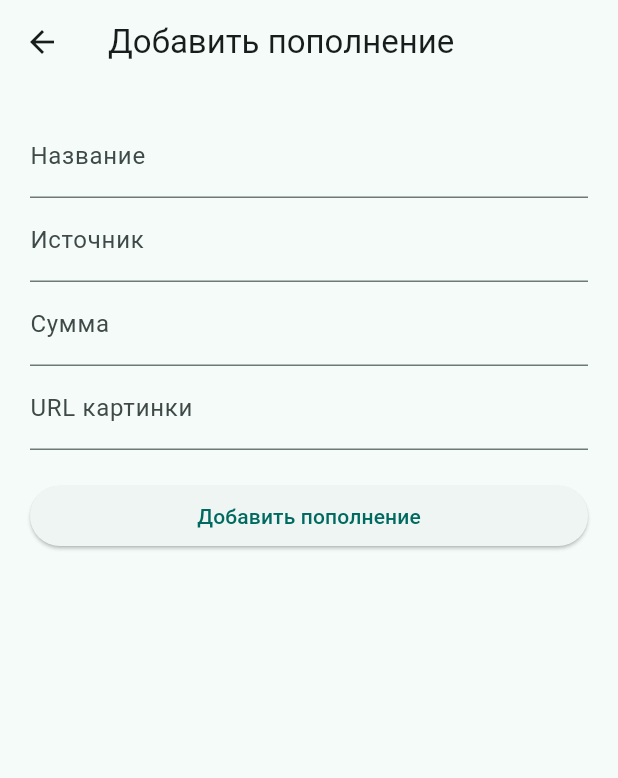
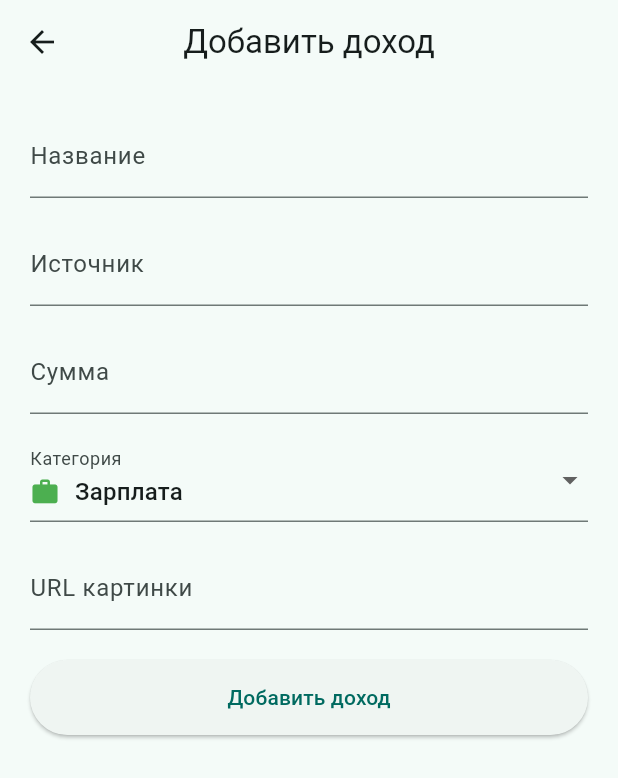
Before and after one commit to Crystaaaaal/flutter_pr10, a Flutter app: the IncomeListScreen screen opened by its route, after a tap on the "delete outline" icon, after a tap on the "add" icon, on a phone screen of 412 x 824 dp. Shown: the top 778 px of the screen. Run offline on Flutter 3.47's test engine with Material 3 defaults, Android fonts, the phone set to English and light mode, and no system bars; our stand-ins replace flutter_mobx, get_it, go_router, mobx; generated files the repository leaves out were written again.

```diff
--- a/lib/app_router.dart
+++ b/lib/app_router.dart
@@ -1,4 +1,8 @@
 import 'package:go_router/go_router.dart';
+import 'package:pr7_2/screens/categories/categories_screen.dart';
+import 'package:pr7_2/screens/categories/category_edit_screen.dart';
+import 'package:pr7_2/store/category_store.dart';
+import 'models/category.dart';
 import 'screens/info/info_screen.dart';
 import 'screens/transactions/income_list_screen.dart';
 import 'screens/transactions/expense_list_screen.dart';
@@ -51,5 +55,20 @@ final appRouter = GoRouter(
       path: '/profile',
       builder: (context, state) => ProfileScreen(userStore: getIt()),
     ),
+    GoRoute(
+      path: '/categories',
+      builder: (context, state) => CategoriesScreen(categoryStore: getIt<CategoryStore>()),
+    ),
+    GoRoute(
+      path: '/categories/add',
+      builder: (context, state) => CategoryEditScreen(categoryStore: getIt<CategoryStore>()),
+    ),
+    GoRoute(
+      path: '/categories/edit',
+      builder: (context, state) => CategoryEditScreen(
+        categoryStore: getIt<CategoryStore>(),
+        category: state.extra as Category,
+      ),
+    ),
   ],
 );
--- a/lib/screens/transactions/income_list_screen.dart
+++ b/lib/screens/transactions/income_list_screen.dart
@@ -2,6 +2,7 @@ import 'package:flutter/material.dart';
 import 'package:flutter_mobx/flutter_mobx.dart';
 import 'package:go_router/go_router.dart';
 import '../../store/income_store.dart';
+import '../../store/category_store.dart';
 import '../../di/service_locator.dart';
 
 class IncomeListScreen extends StatelessWidget {
@@ -11,9 +12,12 @@ class IncomeListScreen extends StatelessWidget {
 
   @override
   Widget build(BuildContext context) {
+    final categoryStore = getIt<CategoryStore>();
+
     return Scaffold(
       appBar: AppBar(
-        title: const Text('Пополнения'),
+        title: const Text('Доходы'),
+        centerTitle: true,
         leading: IconButton(
           icon: const Icon(Icons.arrow_back),
           onPressed: () => context.pop(),
@@ -21,37 +25,53 @@ class IncomeListScreen extends StatelessWidget {
         actions: [
           IconButton(
             icon: const Icon(Icons.add),
-            tooltip: 'Добавить пополнение',
+            tooltip: 'Добавить доход',
             onPressed: () => context.push('/add-income'),
-          ),
-          IconButton(
-            icon: const Icon(Icons.swap_horiz),
-            tooltip: 'Перейти к расходам',
-            onPressed: () => context.push('/expenses'),
           ),
         ],
       ),
       body: Observer(
         builder: (_) {
           if (store.incomes.isEmpty) {
-            return const Center(child: Text('Пока нет пополнений'));
+            return const Center(child: Text('Пока нет доходов'));
           }
           return ListView.builder(
             itemCount: store.incomes.length,
             itemBuilder: (context, i) {
               final tx = store.incomes[i];
+              final category = categoryStore.getCategoryById(tx.categoryId);
+
               return Card(
                 margin: const EdgeInsets.symmetric(horizontal: 12, vertical: 6),
                 child: ListTile(
-                  leading: CircleAvatar(backgroundImage: NetworkImage(tx.imageUrl)),
+                  leading: CircleAvatar(
+                    backgroundColor: category?.color.withOpacity(0.1) ?? Colors.grey[200],
+                    child: Icon(
+                      category?.icon ?? Icons.attach_money,
+                      color: category?.color ?? Colors.green,
+                    ),
+                  ),
                   title: Text(tx.title),
-                  subtitle: Text(tx.source),
+                  subtitle: Column(
+                    crossAxisAlignment: CrossAxisAlignment.start,
+                    children: [
+                      Text(tx.source),
+                      if (category != null)
+                        Text(
+                          category.name,
+                          style: const TextStyle(fontSize: 12, color: Colors.grey),
+                        ),
+                    ],
+                  ),
                   trailing: Row(
                     mainAxisSize: MainAxisSize.min,
                     children: [
                       Text(
                         '+${tx.amount.toStringAsFixed(2)} ₽',
-                        style: const TextStyle(color: Colors.green),
+                        style: const TextStyle(
+                          color: Colors.green,
+                          fontWeight: FontWeight.bold,
+                        ),
                       ),
                       IconButton(
                         icon: const Icon(Icons.delete_outline, color: Colors.red),
--- a/lib/screens/transactions/transaction_form_screen.dart
+++ b/lib/screens/transactions/transaction_form_screen.dart
@@ -1,8 +1,10 @@
 import 'package:flutter/material.dart';
+import 'package:flutter_mobx/flutter_mobx.dart';
 import 'package:go_router/go_router.dart';
 import '../../store/transaction_form_store.dart';
 import '../../store/income_store.dart';
 import '../../store/expense_store.dart';
+import '../../store/category_store.dart';
 import '../../di/service_locator.dart';
 
 class TransactionFormScreen extends StatefulWidget {
@@ -17,6 +19,19 @@ class TransactionFormScreen extends StatefulWidget {
 
 class _TransactionFormScreenState extends State<TransactionFormScreen> {
   final _formKey = GlobalKey<FormState>();
+  late CategoryStore _categoryStore;
+
+  @override
+  void initState() {
+    super.initState();
+    _categoryStore = getIt<CategoryStore>();
+
+    // Устанавливаем первую подходящую категорию по умолчанию
+    final categories = _categoryStore.getCategoriesByType(!widget.isIncome);
+    if (categories.isNotEmpty) {
+      widget.store.updateCategoryId(categories.first.id);
+    }
+  }
 
   @override
   Widget build(BuildContext context) {
@@ -24,9 +39,14 @@ class _TransactionFormScreenState extends State<TransactionFormScreen> {
 
     return Scaffold(
       appBar: AppBar(
-        title: Text(widget.isIncome ? 'Добавить пополнение' : 'Добавить расход'),
+        title: Text(widget.isIncome ? 'Добавить доход' : 'Добавить расход'),
+        centerTitle: true,
       ),
-      body: Padding(
+      body: Observer(
+        builder: (context) {
+          final categories = _categoryStore.getCategoriesByType(!widget.isIncome);
+
+          return Padding(
             padding: const EdgeInsets.all(20),
             child: Form(
               key: _formKey,
@@ -37,16 +57,50 @@ class _TransactionFormScreenState extends State<TransactionFormScreen> {
                     onChanged: store.updateTitle,
                     validator: (v) => v == null || v.isEmpty ? 'Введите название' : null,
                   ),
+                  const SizedBox(height: 16),
                   TextFormField(
                     decoration: const InputDecoration(labelText: 'Источник'),
                     onChanged: store.updateSource,
                   ),
+                  const SizedBox(height: 16),
                   TextFormField(
                     decoration: const InputDecoration(labelText: 'Сумма'),
                     keyboardType: TextInputType.number,
                     onChanged: store.updateAmount,
-                validator: (v) => v == null || v.isEmpty ? 'Введите сумму' : null,
+                    validator: (v) {
+                      if (v == null || v.isEmpty) return 'Введите сумму';
+                      final amount = double.tryParse(v);
+                      if (amount == null || amount <= 0) return 'Введите корректную сумму';
+                      return null;
+                    },
                   ),
+                  const SizedBox(height: 16),
+                  // Выбор категории
+                  DropdownButtonFormField<String>(
+                    decoration: const InputDecoration(labelText: 'Категория'),
+                    value: store.categoryId.isNotEmpty && categories.any((c) => c.id == store.categoryId)
+                        ? store.categoryId
+                        : null,
+                    onChanged: (String? value) {
+                      if (value != null) {
+                        store.updateCategoryId(value);
+                      }
+                    },
+                    items: categories.map((category) {
+                      return DropdownMenuItem<String>(
+                        value: category.id,
+                        child: Row(
+                          children: [
+                            Icon(category.icon, color: category.color, size: 20),
+                            const SizedBox(width: 10),
+                            Text(category.name),
+                          ],
+                        ),
+                      );
+                    }).toList(),
+                    validator: (value) => value == null || value.isEmpty ? 'Выберите категорию' : null,
+                  ),
+                  const SizedBox(height: 16),
                   TextFormField(
                     decoration: const InputDecoration(labelText: 'URL картинки'),
                     onChanged: store.updateImageUrl,
@@ -67,11 +121,16 @@ class _TransactionFormScreenState extends State<TransactionFormScreen> {
                         context.pop();
                       }
                     },
-                child: Text(widget.isIncome ? 'Добавить пополнение' : 'Добавить расход'),
+                    style: ElevatedButton.styleFrom(
+                      minimumSize: const Size.fromHeight(50),
+                    ),
+                    child: Text(widget.isIncome ? 'Добавить доход' : 'Добавить расход'),
                   ),
                 ],
               ),
             ),
+          );
+        },
       ),
     );
   }
```
Also changed, not shown: lib/di/service_locator.dart (+14 -6 lines), lib/models/category.dart (added, +17 -0 lines), lib/models/transaction.dart (+8 -2 lines), lib/screens/categories/categories_screen.dart (added, +105 -0 lines), lib/screens/categories/category_edit_screen.dart (added, +185 -0 lines), lib/screens/main_screen.dart (+8 -0 lines), lib/screens/transactions/expense_list_screen.dart (+30 -10 lines), lib/store/category_store.dart (added, +134 -0 lines), lib/store/transaction_form_store.dart (+7 -0 lines), lib/store/transaction_form_store.g.dart. Lines whose indentation alone changed are shown as unchanged.
